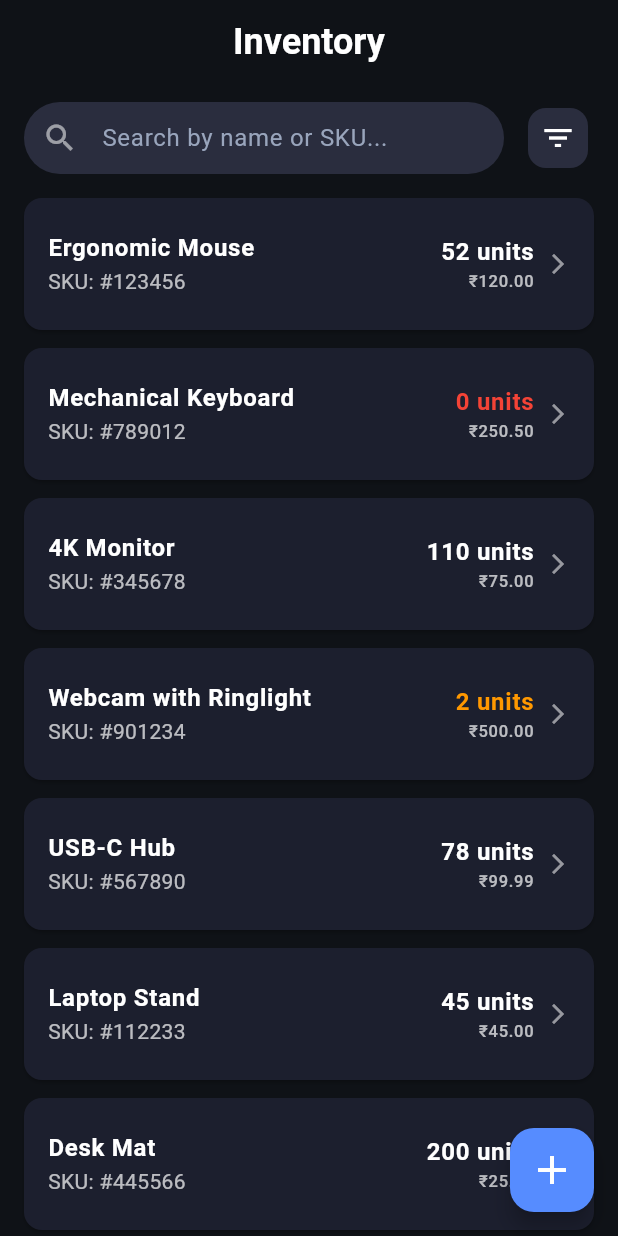
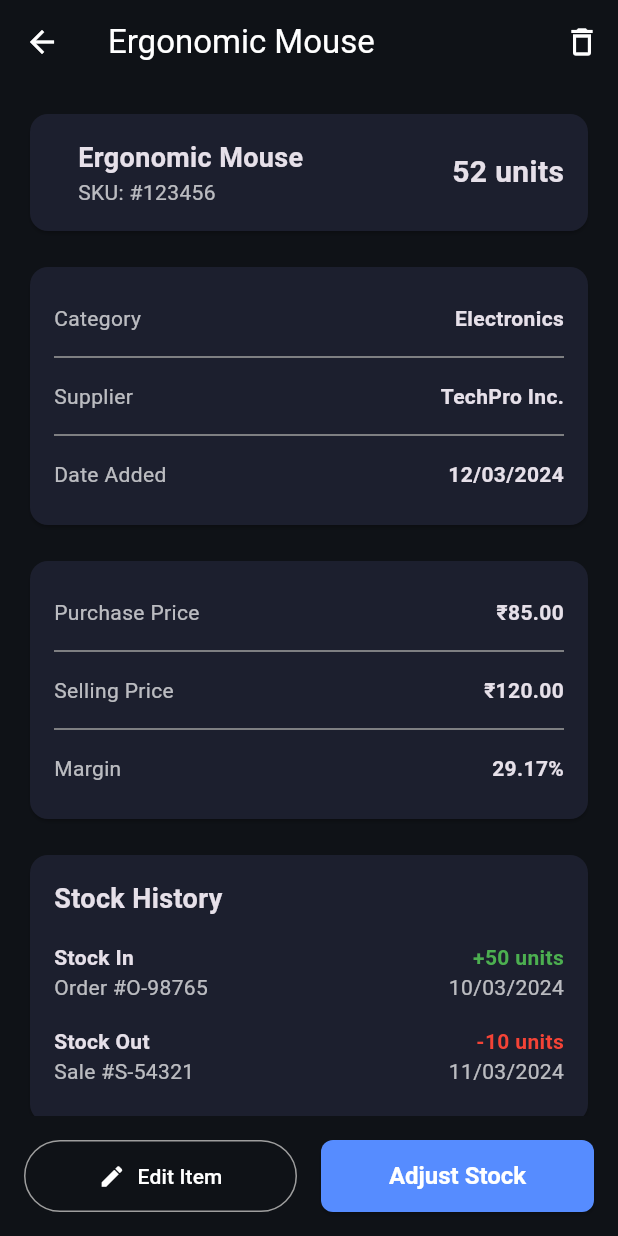
Before and after one commit to RvShivam/invento, a Flutter app: the InventoryScreen screen opened directly, after a tap on "Ergonomic Mouse", on a phone screen of 412 x 824 dp. Run offline on Flutter 3.47's test engine with Material 3 defaults, Android fonts, the phone set to English and light mode, and no system bars; our stand-ins replace fl_chart.

Commit message:
item details

```diff
--- /dev/null
+++ b/lib/models/item_details.dart
@@ -0,0 +1,45 @@
+// lib/models/item_details.dart
+
+// Represents a single entry in the stock history (e.g., stock in or stock out)
+class StockHistoryEntry {
+  final String type; // e.g., "Stock In", "Stock Out"
+  final String description; // e.g., "Order #O-98765", "Sale #S-54321"
+  final int quantityChange;
+  final String date;
+
+  StockHistoryEntry({
+    required this.type,
+    required this.description,
+    required this.quantityChange,
+    required this.date,
+  });
+}
+
+// Represents the full details of a single inventory item
+class ItemDetails {
+  final String name;
+  final String sku;
+  final int currentStock;
+  final String category;
+  final String supplier;
+  final String dateAdded;
+  final double purchasePrice;
+  final double sellingPrice;
+  final String margin;
+  final List<StockHistoryEntry> stockHistory;
+  final String imageUrl; // For the item image
+
+  ItemDetails({
+    required this.name,
+    required this.sku,
+    required this.currentStock,
+    required this.category,
+    required this.supplier,
+    required this.dateAdded,
+    required this.purchasePrice,
+    required this.sellingPrice,
+    required this.margin,
+    required this.stockHistory,
+    required this.imageUrl,
+  });
+}
--- a/lib/screens/inventory_screen.dart
+++ b/lib/screens/inventory_screen.dart
@@ -2,6 +2,7 @@
 import 'package:flutter/material.dart';
 import '../models/inventory_item.dart';
 import '../services/inventory_service.dart';
+import 'item_details_screen.dart';
 
 class InventoryScreen extends StatefulWidget {
   const InventoryScreen({super.key});
@@ -148,7 +149,12 @@ class _InventoryScreenState extends State<InventoryScreen> {
           ],
         ),
         onTap: () {
-          // TODO: Navigate to the Item Details screen
+          Navigator.of(context).push(
+            MaterialPageRoute(
+            // Pass the SKU to the details screen
+            builder: (context) => ItemDetailsScreen(sku: item.sku),
+            ),
+          );
         },
       ),
     );
--- /dev/null
+++ b/lib/screens/item_details_screen.dart
@@ -0,0 +1,228 @@
+// lib/screens/item_details_screen.dart
+import 'package:flutter/material.dart';
+import '../models/item_details.dart';
+import '../services/item_details_service.dart';
+
+class ItemDetailsScreen extends StatefulWidget {
+  final String sku;
+  const ItemDetailsScreen({super.key, required this.sku});
+
+  @override
+  State<ItemDetailsScreen> createState() => _ItemDetailsScreenState();
+}
+
+class _ItemDetailsScreenState extends State<ItemDetailsScreen> {
+  late Future<ItemDetails> _detailsFuture;
+
+  @override
+  void initState() {
+    super.initState();
+    _detailsFuture = ItemDetailsService().fetchItemDetails(widget.sku);
+  }
+
+  @override
+  Widget build(BuildContext context) {
+    return Scaffold(
+      appBar: AppBar(
+        title: const Text('Ergonomic Mouse'), // This could be dynamic
+        backgroundColor: Colors.transparent,
+        elevation: 0,
+        actions: [
+          IconButton(
+            onPressed: () {
+              // TODO: Show delete confirmation dialog
+            },
+            icon: const Icon(Icons.delete_outline),
+          ),
+        ],
+      ),
+      body: FutureBuilder<ItemDetails>(
+        future: _detailsFuture,
+        builder: (context, snapshot) {
+          if (snapshot.connectionState == ConnectionState.waiting) {
+            return const Center(child: CircularProgressIndicator());
+          } else if (snapshot.hasError) {
+            return Center(child: Text('Error: ${snapshot.error}'));
+          } else if (snapshot.hasData) {
+            final item = snapshot.data!;
+            return SingleChildScrollView(
+              padding: const EdgeInsets.all(16.0),
+              child: Column(
+                children: [
+                  _buildSummaryCard(item),
+                  const SizedBox(height: 16),
+                  _buildDetailsCard(item),
+                  const SizedBox(height: 16),
+                  _buildPricingCard(item),
+                  const SizedBox(height: 16),
+                  _buildStockHistoryCard(item),
+                ],
+              ),
+            );
+          }
+          return const Center(child: Text('Item not found.'));
+        },
+      ),
+      // Bottom navigation for action buttons
+      bottomNavigationBar: _buildActionButtons(),
+    );
+  }
+
+  Widget _buildSummaryCard(ItemDetails item) {
+    return Card(
+      color: const Color(0xFF1C1F2E),
+      child: Padding(
+        padding: const EdgeInsets.all(16.0),
+        child: Row(
+          children: [
+            //             Image.network(item.imageUrl, width: 60, height: 60, fit: BoxFit.cover),
+            const SizedBox(width: 16),
+            Expanded(
+              child: Column(
+                crossAxisAlignment: CrossAxisAlignment.start,
+                children: [
+                  Text(item.name, style: const TextStyle(fontSize: 18, fontWeight: FontWeight.bold)),
+                  Text('SKU: ${item.sku}', style: const TextStyle(color: Colors.white70)),
+                ],
+              ),
+            ),
+            Text('${item.currentStock} units', style: const TextStyle(fontSize: 20, fontWeight: FontWeight.bold)),
+          ],
+        ),
+      ),
+    );
+  }
+
+  Widget _buildDetailsCard(ItemDetails item) {
+    return Card(
+      color: const Color(0xFF1C1F2E),
+      child: Padding(
+        padding: const EdgeInsets.all(16.0),
+        child: Column(
+          children: [
+            _buildDetailRow('Category', item.category),
+            const Divider(color: Colors.grey),
+            _buildDetailRow('Supplier', item.supplier),
+            const Divider(color: Colors.grey),
+            _buildDetailRow('Date Added', item.dateAdded),
+          ],
+        ),
+      ),
+    );
+  }
+
+  Widget _buildPricingCard(ItemDetails item) {
+    return Card(
+      color: const Color(0xFF1C1F2E),
+      child: Padding(
+        padding: const EdgeInsets.all(16.0),
+        child: Column(
+          children: [
+            _buildDetailRow('Purchase Price', '₹${item.purchasePrice.toStringAsFixed(2)}'),
+            const Divider(color: Colors.grey),
+            _buildDetailRow('Selling Price', '₹${item.sellingPrice.toStringAsFixed(2)}'),
+            const Divider(color: Colors.grey),
+            _buildDetailRow('Margin', '${item.margin}'),
+          ],
+        ),
+      ),
+    );
+  }
+
+  Widget _buildStockHistoryCard(ItemDetails item) {
+    return Card(
+      color: const Color(0xFF1C1F2E),
+      child: Padding(
+        padding: const EdgeInsets.all(16.0),
+        child: Column(
+          crossAxisAlignment: CrossAxisAlignment.start,
+          children: [
+            const Text('Stock History', style: TextStyle(fontSize: 18, fontWeight: FontWeight.bold)),
+            const SizedBox(height: 8),
+            ...item.stockHistory.map((entry) => _buildStockHistoryRow(entry)).toList(),
+          ],
+        ),
+      ),
+    );
+  }
+
+  Widget _buildDetailRow(String label, String value) {
+    return Padding(
+      padding: const EdgeInsets.symmetric(vertical: 8.0),
+      child: Row(
+        mainAxisAlignment: MainAxisAlignment.spaceBetween,
+        children: [
+          Text(label, style: const TextStyle(color: Colors.white70)),
+          Text(value, style: const TextStyle(fontWeight: FontWeight.bold)),
+        ],
+      ),
+    );
+  }
+
+  Widget _buildStockHistoryRow(StockHistoryEntry entry) {
+    bool isStockIn = entry.quantityChange > 0;
+    return Padding(
+      padding: const EdgeInsets.symmetric(vertical: 8.0),
+      child: Row(
+        children: [
+          Expanded(
+            child: Column(
+              crossAxisAlignment: CrossAxisAlignment.start,
+              children: [
+                Text(entry.type, style: const TextStyle(fontWeight: FontWeight.bold)),
+                Text(entry.description, style: const TextStyle(color: Colors.white70)),
+              ],
+            ),
+          ),
+          Column(
+            crossAxisAlignment: CrossAxisAlignment.end,
+            children: [
+              Text(
+                '${isStockIn ? '+' : ''}${entry.quantityChange} units',
+                style: TextStyle(color: isStockIn ? Colors.green : Colors.red, fontWeight: FontWeight.bold),
+              ),
+              Text(entry.date, style: const TextStyle(color: Colors.white70)),
+            ],
+          ),
+        ],
+      ),
+    );
+  }
+
+  Widget _buildActionButtons() {
+    return Container(
+      padding: const EdgeInsets.all(16.0),
+      color: Colors.transparent, // Or your scaffold background color
+      child: Row(
+        children: [
+          Expanded(
+            child: OutlinedButton.icon(
+              onPressed: () {
+                // TODO: Navigate to Edit Item screen
+              },
+              icon: const Icon(Icons.edit),
+              label: const Text('Edit Item'),
+              style: OutlinedButton.styleFrom(
+                foregroundColor: Colors.white,
+                side: const BorderSide(color: Colors.grey),
+                padding: const EdgeInsets.symmetric(vertical: 14),
+              ),
+            ),
+          ),
+          const SizedBox(width: 16),
+          Expanded(
+            child: ElevatedButton(
+              onPressed: () {
+                // TODO: Show Adjust Stock overlay
+              },
+              child: const Text('Adjust Stock'),
+              style: ElevatedButton.styleFrom(
+                padding: const EdgeInsets.symmetric(vertical: 14),
+              ),
+            ),
+          ),
+        ],
+      ),
+    );
+  }
+}
--- /dev/null
+++ b/lib/services/item_details_service.dart
@@ -0,0 +1,38 @@
+// lib/services/item_details_service.dart
+import '../models/item_details.dart';
+
+class ItemDetailsService {
+  // In a real app, you would pass an item ID or SKU to this method.
+  Future<ItemDetails> fetchItemDetails(String sku) async {
+    // Simulate a network delay
+    await Future.delayed(const Duration(milliseconds: 500));
+
+    // Return mock data for the "Ergonomic Mouse" as shown in the design
+    return ItemDetails(
+      name: 'Ergonomic Mouse',
+      sku: '#123456',
+      currentStock: 52,
+      category: 'Electronics',
+      supplier: 'TechPro Inc.',
+      dateAdded: '12/03/2024',
+      purchasePrice: 85.00,
+      sellingPrice: 120.00,
+      margin: '29.17%',
+      imageUrl: 'https://via.placeholder.com/150', // Placeholder image URL
+      stockHistory: [
+        StockHistoryEntry(
+          type: 'Stock In',
+          description: 'Order #O-98765',
+          quantityChange: 50,
+          date: '10/03/2024',
+        ),
+        StockHistoryEntry(
+          type: 'Stock Out',
+          description: 'Sale #S-54321',
+          quantityChange: -10,
+          date: '11/03/2024',
+        ),
+      ],
+    );
+  }
+}
```
